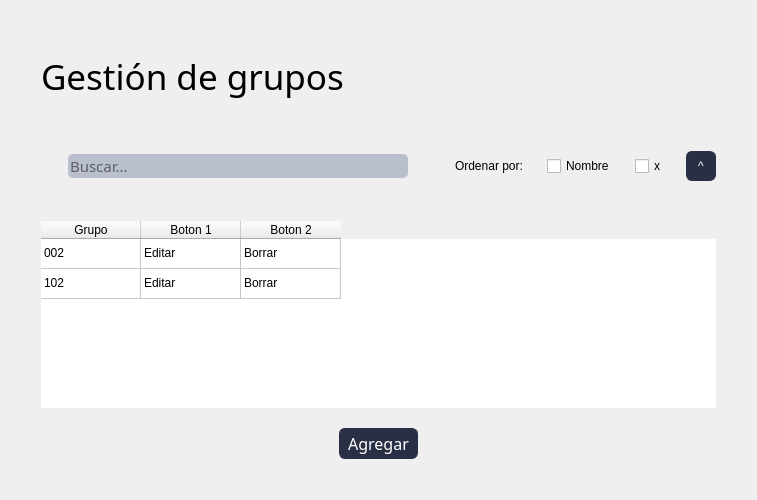
MaxAPBusiness/Blustock, file blustock/uis/grupos.ui: the form before one commit.
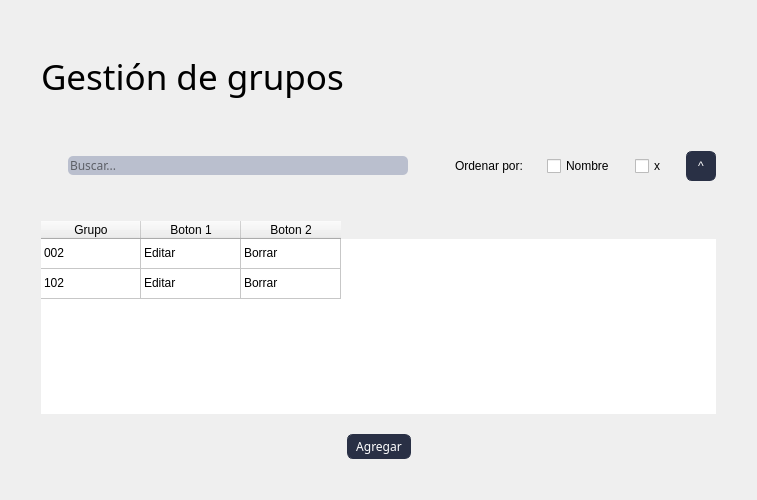
The form after the commit. Icons and pictures are not drawn.

```diff
--- a/blustock/uis/grupos.ui
+++ b/blustock/uis/grupos.ui
@@ -222,8 +222,7 @@
          </property>
          <property name="font">
           <font>
-           <family>Oswald</family>
-           <pointsize>11</pointsize>
+           <family>Oswald,sans-serif</family>
            <weight>50</weight>
            <bold>false</bold>
           </font>
@@ -355,6 +354,9 @@
        <property name="sortingEnabled">
         <bool>true</bool>
        </property>
+       <attribute name="horizontalHeaderStretchLastSection">
+        <bool>false</bool>
+       </attribute>
        <attribute name="verticalHeaderVisible">
         <bool>false</bool>
        </attribute>
@@ -440,8 +442,7 @@
         <widget class="QPushButton" name="pushButton_2">
          <property name="font">
           <font>
-           <family>Oswald</family>
-           <pointsize>12</pointsize>
+           <family>Oswald,sans-serif</family>
            <weight>50</weight>
            <bold>false</bold>
           </font>
```
Left out of the diff: 2 changed lines with no effect on the pictures.
